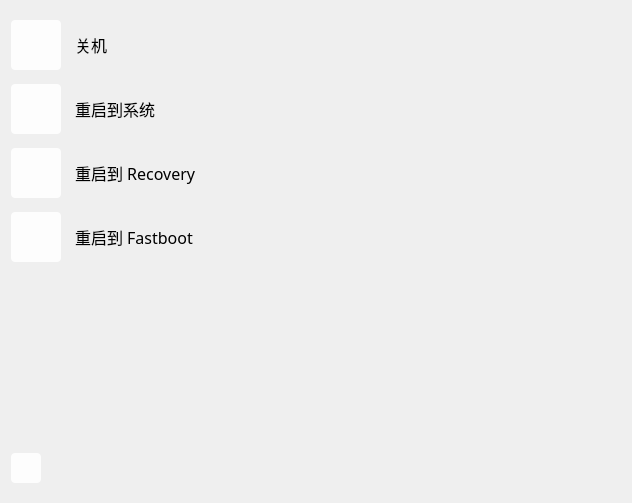
LapplandSP/QtAdb, file QtAdb/sonPages/devControl/sp_devcontrol_power.ui: the form before one commit.
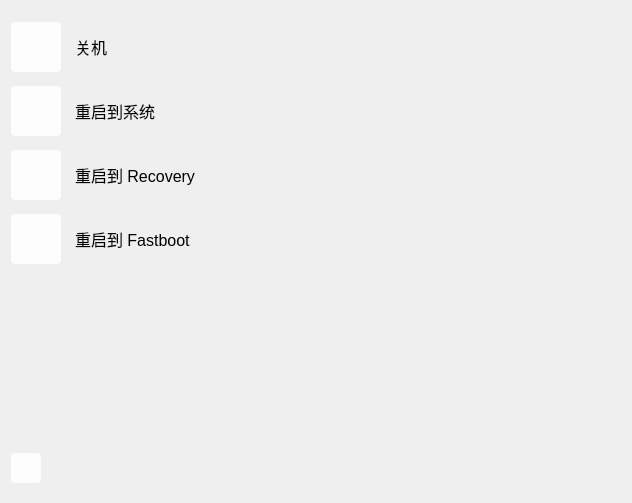
The form after the commit. Icons and pictures are not drawn.

Patch:
```diff
--- a/QtAdb/sonPages/devControl/sp_devcontrol_power.ui
+++ b/QtAdb/sonPages/devControl/sp_devcontrol_power.ui
@@ -17,6 +17,9 @@
    <property name="leftMargin">
     <number>0</number>
    </property>
+   <property name="topMargin">
+    <number>11</number>
+   </property>
    <property name="rightMargin">
     <number>0</number>
    </property>
@@ -31,6 +34,9 @@
       <property name="leftMargin">
        <number>11</number>
       </property>
+      <property name="topMargin">
+       <number>11</number>
+      </property>
       <property name="rightMargin">
        <number>11</number>
       </property>
@@ -88,7 +94,6 @@
             </property>
             <property name="font">
              <font>
-              <family>MiSans Normal</family>
               <pointsize>12</pointsize>
              </font>
             </property>
@@ -148,7 +153,6 @@
             </property>
             <property name="font">
              <font>
-              <family>MiSans Normal</family>
               <pointsize>12</pointsize>
              </font>
             </property>
@@ -208,7 +212,6 @@
             </property>
             <property name="font">
              <font>
-              <family>MiSans Normal</family>
               <pointsize>12</pointsize>
              </font>
             </property>
@@ -268,7 +271,6 @@
             </property>
             <property name="font">
              <font>
-              <family>MiSans Normal</family>
               <pointsize>12</pointsize>
              </font>
             </property>
```
